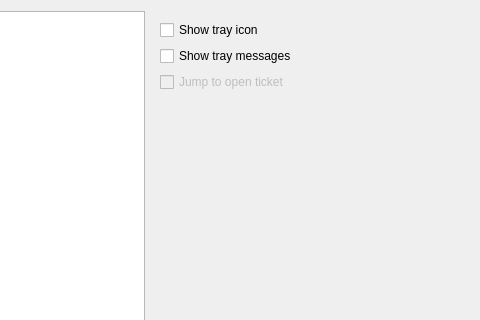
Old version of the form SettingsDialog.ui in the repository igoriok/PigsOn; both pictures show x 122 to 602 and y 0 to 320 of the 602 by 409 pixel window.
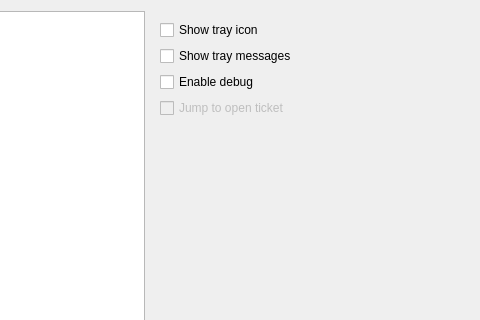
New version of the form.

The edit to the form file:
```diff
--- a/SettingsDialog.ui
+++ b/SettingsDialog.ui
@@ -71,6 +71,13 @@
            </property>
           </widget>
          </item>
+         <item>
+          <widget class="QCheckBox" name="checkBox_Debug">
+           <property name="text">
+            <string>Enable debug</string>
+           </property>
+          </widget>
+         </item>
          <item>
           <widget class="QCheckBox" name="checkBox">
            <property name="enabled">
```
